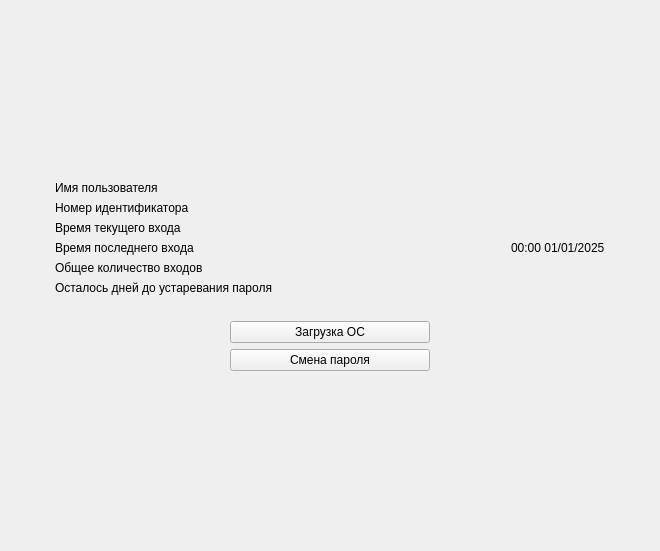
Old version of the form ui/UserChoicePage.ui in the repository m6v/sobol.
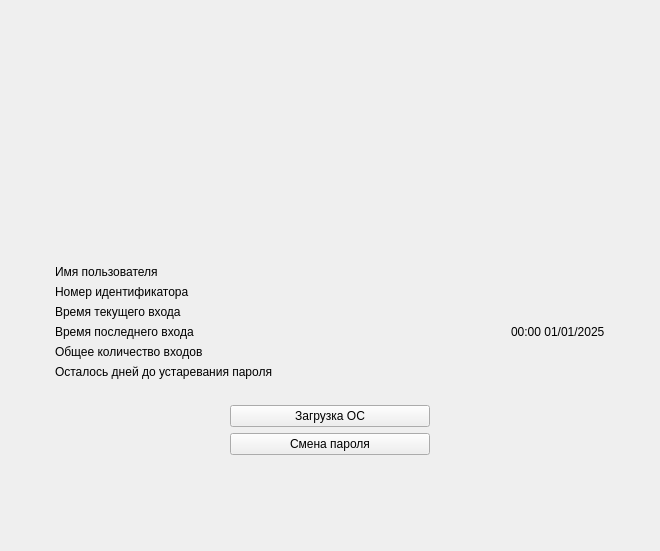
New version of the form.

```diff
--- a/ui/UserChoicePage.ui
+++ b/ui/UserChoicePage.ui
@@ -13,7 +13,7 @@
   <property name="windowTitle">
    <string>Form</string>
   </property>
-  <layout class="QGridLayout" name="gridLayout">
+  <layout class="QGridLayout" name="gridLayout" rowstretch="3,0,1">
    <item row="0" column="1">
     <spacer name="verticalSpacer">
      <property name="orientation">
@@ -22,7 +22,7 @@
      <property name="sizeHint" stdset="0">
       <size>
        <width>20</width>
-       <height>144</height>
+       <height>217</height>
       </size>
      </property>
     </spacer>
@@ -262,7 +262,7 @@
      <property name="sizeHint" stdset="0">
       <size>
        <width>20</width>
-       <height>143</height>
+       <height>70</height>
       </size>
      </property>
     </spacer>
```
